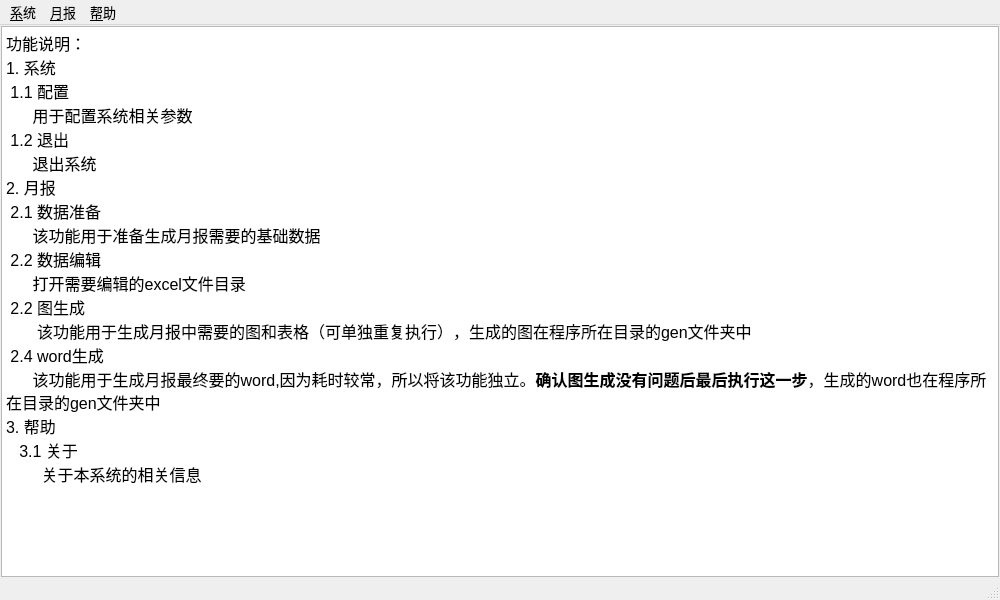
Old version of the form ui/main_window.ui in the repository ruiyangsimu/monthreport.
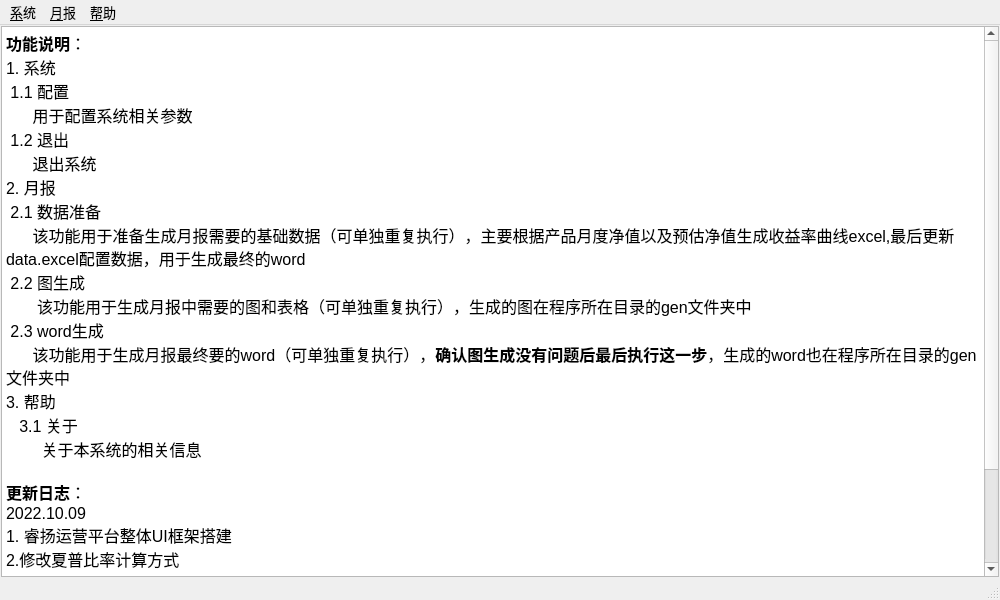
New version of the form. Icons and pictures are not drawn.

Commit message: 完成月报程序版本开发

```diff
--- a/ui/main_window.ui
+++ b/ui/main_window.ui
@@ -49,7 +49,7 @@
 &lt;html&gt;&lt;head&gt;&lt;meta name=&quot;qrichtext&quot; content=&quot;1&quot; /&gt;&lt;style type=&quot;text/css&quot;&gt;
 p, li { white-space: pre-wrap; }
 &lt;/style&gt;&lt;/head&gt;&lt;body style=&quot; font-family:'MS Shell Dlg 2'; font-size:10pt; font-weight:400; font-style:normal;&quot;&gt;
-&lt;p style=&quot; margin-top:0px; margin-bottom:0px; margin-left:0px; margin-right:0px; -qt-block-indent:0; text-indent:0px;&quot;&gt;&lt;span style=&quot; font-size:12pt;&quot;&gt;功能说明：&lt;/span&gt;&lt;/p&gt;
+&lt;p style=&quot; margin-top:0px; margin-bottom:0px; margin-left:0px; margin-right:0px; -qt-block-indent:0; text-indent:0px;&quot;&gt;&lt;span style=&quot; font-size:12pt; font-weight:600;&quot;&gt;功能说明&lt;/span&gt;&lt;span style=&quot; font-size:12pt;&quot;&gt;：&lt;/span&gt;&lt;/p&gt;
 &lt;p style=&quot; margin-top:0px; margin-bottom:0px; margin-left:0px; margin-right:0px; -qt-block-indent:0; text-indent:0px;&quot;&gt;&lt;span style=&quot; font-size:12pt;&quot;&gt;1. 系统&lt;/span&gt;&lt;/p&gt;
 &lt;p style=&quot; margin-top:0px; margin-bottom:0px; margin-left:0px; margin-right:0px; -qt-block-indent:0; text-indent:0px;&quot;&gt;&lt;span style=&quot; font-size:12pt;&quot;&gt; 1.1 配置&lt;/span&gt;&lt;/p&gt;
 &lt;p style=&quot; margin-top:0px; margin-bottom:0px; margin-left:0px; margin-right:0px; -qt-block-indent:0; text-indent:0px;&quot;&gt;&lt;span style=&quot; font-size:12pt;&quot;&gt;      用于配置系统相关参数&lt;/span&gt;&lt;/p&gt;
@@ -57,16 +57,24 @@
 &lt;p style=&quot; margin-top:0px; margin-bottom:0px; margin-left:0px; margin-right:0px; -qt-block-indent:0; text-indent:0px;&quot;&gt;&lt;span style=&quot; font-size:12pt;&quot;&gt;      退出系统&lt;/span&gt;&lt;/p&gt;
 &lt;p style=&quot; margin-top:0px; margin-bottom:0px; margin-left:0px; margin-right:0px; -qt-block-indent:0; text-indent:0px;&quot;&gt;&lt;span style=&quot; font-size:12pt;&quot;&gt;2. 月报&lt;/span&gt;&lt;/p&gt;
 &lt;p style=&quot; margin-top:0px; margin-bottom:0px; margin-left:0px; margin-right:0px; -qt-block-indent:0; text-indent:0px;&quot;&gt;&lt;span style=&quot; font-size:12pt;&quot;&gt; 2.1 数据准备&lt;/span&gt;&lt;/p&gt;
-&lt;p style=&quot; margin-top:0px; margin-bottom:0px; margin-left:0px; margin-right:0px; -qt-block-indent:0; text-indent:0px;&quot;&gt;&lt;span style=&quot; font-size:12pt;&quot;&gt;      该功能用于准备生成月报需要的基础数据&lt;/span&gt;&lt;/p&gt;
-&lt;p style=&quot; margin-top:0px; margin-bottom:0px; margin-left:0px; margin-right:0px; -qt-block-indent:0; text-indent:0px;&quot;&gt;&lt;span style=&quot; font-size:12pt;&quot;&gt; 2.2 数据编辑&lt;/span&gt;&lt;/p&gt;
-&lt;p style=&quot; margin-top:0px; margin-bottom:0px; margin-left:0px; margin-right:0px; -qt-block-indent:0; text-indent:0px;&quot;&gt;&lt;span style=&quot; font-size:12pt;&quot;&gt;      打开需要编辑的excel文件目录&lt;/span&gt;&lt;/p&gt;
+&lt;p style=&quot; margin-top:0px; margin-bottom:0px; margin-left:0px; margin-right:0px; -qt-block-indent:0; text-indent:0px;&quot;&gt;&lt;span style=&quot; font-size:12pt;&quot;&gt;      该功能用于准备生成月报需要的基础数据（可单独重复执行），主要根据产品月度净值以及预估净值生成收益率曲线excel,最后更新data.excel配置数据，用于生成最终的word&lt;/span&gt;&lt;/p&gt;
 &lt;p style=&quot; margin-top:0px; margin-bottom:0px; margin-left:0px; margin-right:0px; -qt-block-indent:0; text-indent:0px;&quot;&gt;&lt;span style=&quot; font-size:12pt;&quot;&gt; 2.2 图生成&lt;/span&gt;&lt;/p&gt;
 &lt;p style=&quot; margin-top:0px; margin-bottom:0px; margin-left:0px; margin-right:0px; -qt-block-indent:0; text-indent:0px;&quot;&gt;&lt;span style=&quot; font-size:12pt;&quot;&gt;       该功能用于生成月报中需要的图和表格（可单独重复执行），生成的图在程序所在目录的gen文件夹中&lt;/span&gt;&lt;/p&gt;
-&lt;p style=&quot; margin-top:0px; margin-bottom:0px; margin-left:0px; margin-right:0px; -qt-block-indent:0; text-indent:0px;&quot;&gt;&lt;span style=&quot; font-size:12pt;&quot;&gt; 2.4 word生成&lt;/span&gt;&lt;/p&gt;
-&lt;p style=&quot; margin-top:0px; margin-bottom:0px; margin-left:0px; margin-right:0px; -qt-block-indent:0; text-indent:0px;&quot;&gt;&lt;span style=&quot; font-size:12pt;&quot;&gt;      该功能用于生成月报最终要的word,因为耗时较常，所以将该功能独立。&lt;/span&gt;&lt;span style=&quot; font-size:12pt; font-weight:600;&quot;&gt;确认图生成没有问题后最后执行这一步&lt;/span&gt;&lt;span style=&quot; font-size:12pt;&quot;&gt;，生成的word也在程序所在目录的gen文件夹中&lt;/span&gt;&lt;/p&gt;
+&lt;p style=&quot; margin-top:0px; margin-bottom:0px; margin-left:0px; margin-right:0px; -qt-block-indent:0; text-indent:0px;&quot;&gt;&lt;span style=&quot; font-size:12pt;&quot;&gt; 2.3 word生成&lt;/span&gt;&lt;/p&gt;
+&lt;p style=&quot; margin-top:0px; margin-bottom:0px; margin-left:0px; margin-right:0px; -qt-block-indent:0; text-indent:0px;&quot;&gt;&lt;span style=&quot; font-size:12pt;&quot;&gt;      该功能用于生成月报最终要的word（可单独重复执行），&lt;/span&gt;&lt;span style=&quot; font-size:12pt; font-weight:600;&quot;&gt;确认图生成没有问题后最后执行这一步&lt;/span&gt;&lt;span style=&quot; font-size:12pt;&quot;&gt;，生成的word也在程序所在目录的gen文件夹中&lt;/span&gt;&lt;/p&gt;
 &lt;p style=&quot; margin-top:0px; margin-bottom:0px; margin-left:0px; margin-right:0px; -qt-block-indent:0; text-indent:0px;&quot;&gt;&lt;span style=&quot; font-size:12pt;&quot;&gt;3. 帮助&lt;/span&gt;&lt;/p&gt;
 &lt;p style=&quot; margin-top:0px; margin-bottom:0px; margin-left:0px; margin-right:0px; -qt-block-indent:0; text-indent:0px;&quot;&gt;&lt;span style=&quot; font-size:12pt;&quot;&gt;   3.1 关于&lt;/span&gt;&lt;/p&gt;
-&lt;p style=&quot; margin-top:0px; margin-bottom:0px; margin-left:0px; margin-right:0px; -qt-block-indent:0; text-indent:0px;&quot;&gt;&lt;span style=&quot; font-size:12pt;&quot;&gt;        关于本系统的相关信息&lt;/span&gt;&lt;/p&gt;&lt;/body&gt;&lt;/html&gt;</string>
+&lt;p style=&quot; margin-top:0px; margin-bottom:0px; margin-left:0px; margin-right:0px; -qt-block-indent:0; text-indent:0px;&quot;&gt;&lt;span style=&quot; font-size:12pt;&quot;&gt;        关于本系统的相关信息&lt;/span&gt;&lt;/p&gt;
+&lt;p style=&quot;-qt-paragraph-type:empty; margin-top:0px; margin-bottom:0px; margin-left:0px; margin-right:0px; -qt-block-indent:0; text-indent:0px; font-size:12pt;&quot;&gt;&lt;br /&gt;&lt;/p&gt;
+&lt;p style=&quot; margin-top:0px; margin-bottom:0px; margin-left:0px; margin-right:0px; -qt-block-indent:0; text-indent:0px;&quot;&gt;&lt;span style=&quot; font-size:12pt; font-weight:600;&quot;&gt;更新日志&lt;/span&gt;&lt;span style=&quot; font-size:12pt;&quot;&gt;：&lt;/span&gt;&lt;/p&gt;
+&lt;p style=&quot; margin-top:0px; margin-bottom:0px; margin-left:0px; margin-right:0px; -qt-block-indent:0; text-indent:0px;&quot;&gt;&lt;span style=&quot; font-size:12pt;&quot;&gt;2022.10.09&lt;/span&gt;&lt;/p&gt;
+&lt;p style=&quot; margin-top:0px; margin-bottom:0px; margin-left:0px; margin-right:0px; -qt-block-indent:0; text-indent:0px;&quot;&gt;&lt;span style=&quot; font-size:12pt;&quot;&gt;1. 睿扬运营平台整体UI框架搭建&lt;/span&gt;&lt;/p&gt;
+&lt;p style=&quot; margin-top:0px; margin-bottom:0px; margin-left:0px; margin-right:0px; -qt-block-indent:0; text-indent:0px;&quot;&gt;&lt;span style=&quot; font-size:12pt;&quot;&gt;2.修改夏普比率计算方式&lt;/span&gt;&lt;/p&gt;
+&lt;p style=&quot; margin-top:0px; margin-bottom:0px; margin-left:0px; margin-right:0px; -qt-block-indent:0; text-indent:0px;&quot;&gt;&lt;span style=&quot; font-size:12pt;&quot;&gt;3.修改表生成方式，由原来的截图方式变为matplotlib生成，不依赖图配置表位置信息&lt;/span&gt;&lt;/p&gt;
+&lt;p style=&quot; margin-top:0px; margin-bottom:0px; margin-left:0px; margin-right:0px; -qt-block-indent:0; text-indent:0px;&quot;&gt;&lt;span style=&quot; font-size:12pt;&quot;&gt;4.优化相关代码工程结构&lt;/span&gt;&lt;/p&gt;
+&lt;p style=&quot; margin-top:0px; margin-bottom:0px; margin-left:0px; margin-right:0px; -qt-block-indent:0; text-indent:0px;&quot;&gt;&lt;span style=&quot; font-size:12pt;&quot;&gt;5.优化月报生成流程，将各个生成步骤独立，缩短各步骤重新生成时间&lt;/span&gt;&lt;/p&gt;
+&lt;p style=&quot; margin-top:0px; margin-bottom:0px; margin-left:0px; margin-right:0px; -qt-block-indent:0; text-indent:0px;&quot;&gt;&lt;span style=&quot; font-size:12pt;&quot;&gt;6.配置自动发布流程，简化版本发布&lt;/span&gt;&lt;/p&gt;
+&lt;p style=&quot; margin-top:0px; margin-bottom:0px; margin-left:0px; margin-right:0px; -qt-block-indent:0; text-indent:0px;&quot;&gt;&lt;span style=&quot; font-size:12pt;&quot;&gt;7.打包所有运行环境，做到开箱即用&lt;/span&gt;&lt;/p&gt;&lt;/body&gt;&lt;/html&gt;</string>
       </property>
      </widget>
     </item>
```
The commit also changes 20 other files.
